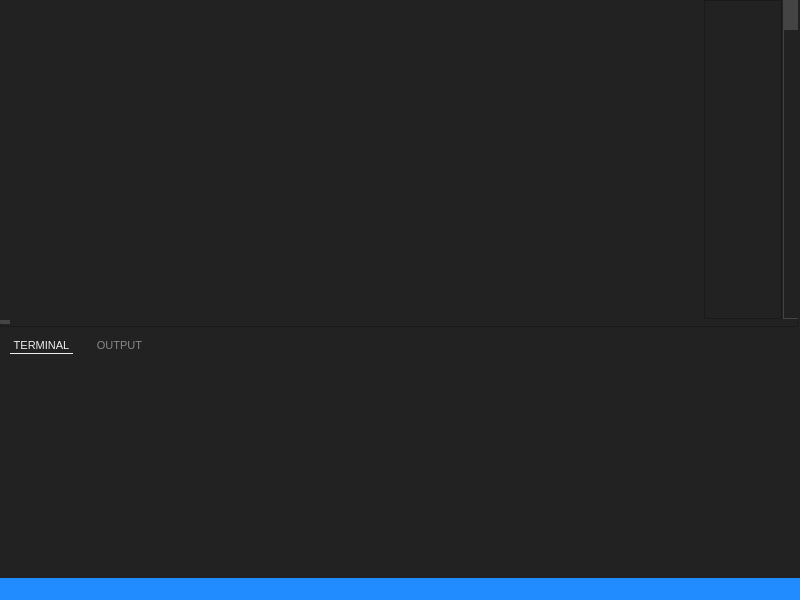
The window that mainwindow.ui (Peozh/VSCodeCloneQt) describes before a commit, drawn with Qt 5.
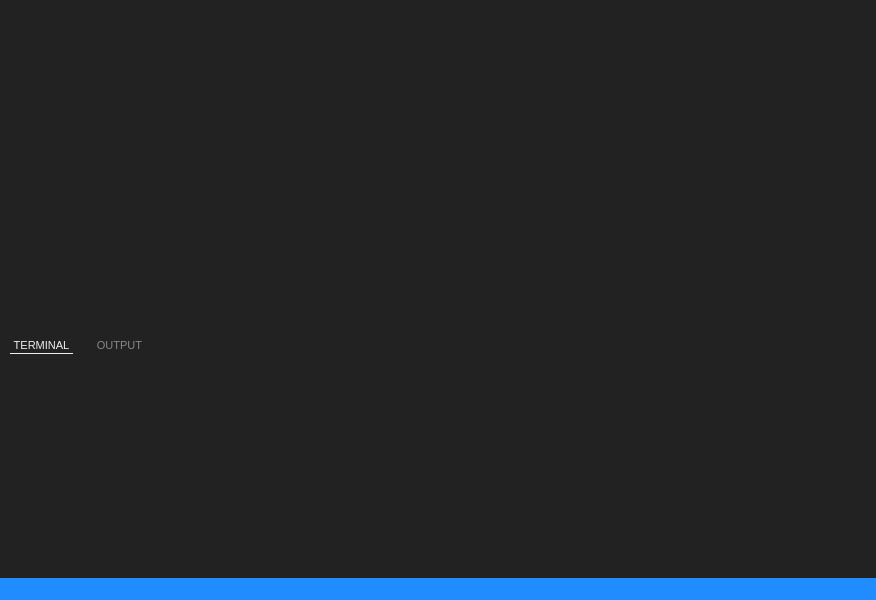
The same window after the commit. Custom widgets are drawn as their Qt base class.

Diff of the .ui file:
```diff
--- a/mainwindow.ui
+++ b/mainwindow.ui
@@ -6,10 +6,16 @@
    <rect>
     <x>0</x>
     <y>0</y>
-    <width>800</width>
+    <width>876</width>
     <height>600</height>
    </rect>
   </property>
+  <property name="sizePolicy">
+   <sizepolicy hsizetype="Preferred" vsizetype="Fixed">
+    <horstretch>0</horstretch>
+    <verstretch>0</verstretch>
+   </sizepolicy>
+  </property>
   <property name="minimumSize">
    <size>
     <width>1</width>
@@ -40,295 +46,27 @@
      <number>0</number>
     </property>
     <item>
-     <layout class="QVBoxLayout" name="verticalLayout" stretch="0,0">
+     <layout class="QVBoxLayout" name="verticalLayout" stretch="1,0">
       <property name="spacing">
        <number>0</number>
       </property>
       <property name="sizeConstraint">
-       <enum>QLayout::SetFixedSize</enum>
+       <enum>QLayout::SetDefaultConstraint</enum>
       </property>
       <item>
-       <widget class="QFrame" name="frameUpperText">
-        <property name="enabled">
-         <bool>true</bool>
+       <widget class="MyUpperTextPart" name="widgetUpperTextPart" native="true">
+        <property name="sizePolicy">
+         <sizepolicy hsizetype="Expanding" vsizetype="Expanding">
+          <horstretch>0</horstretch>
+          <verstretch>0</verstretch>
+         </sizepolicy>
         </property>
-        <property name="maximumSize">
+        <property name="minimumSize">
          <size>
-          <width>798</width>
-          <height>16777215</height>
+          <width>1</width>
+          <height>1</height>
          </size>
         </property>
-        <property name="styleSheet">
-         <string notr="true">QFrame {
-	padding: 0px; 
-	margin: 0px; 
-}</string>
-        </property>
-        <property name="frameShape">
-         <enum>QFrame::StyledPanel</enum>
-        </property>
-        <property name="frameShadow">
-         <enum>QFrame::Raised</enum>
-        </property>
-        <property name="lineWidth">
-         <number>0</number>
-        </property>
-        <widget class="QStackedWidget" name="stackedWidget">
-         <property name="geometry">
-          <rect>
-           <x>0</x>
-           <y>0</y>
-           <width>798</width>
-           <height>319</height>
-          </rect>
-         </property>
-         <property name="sizePolicy">
-          <sizepolicy hsizetype="Expanding" vsizetype="Expanding">
-           <horstretch>0</horstretch>
-           <verstretch>0</verstretch>
-          </sizepolicy>
-         </property>
-         <property name="minimumSize">
-          <size>
-           <width>1</width>
-           <height>1</height>
-          </size>
-         </property>
-         <property name="styleSheet">
-          <string notr="true"/>
-         </property>
-         <property name="lineWidth">
-          <number>0</number>
-         </property>
-         <property name="currentIndex">
-          <number>0</number>
-         </property>
-         <widget class="QWidget" name="page">
-          <property name="sizePolicy">
-           <sizepolicy hsizetype="Expanding" vsizetype="Expanding">
-            <horstretch>0</horstretch>
-            <verstretch>0</verstretch>
-           </sizepolicy>
-          </property>
-          <property name="minimumSize">
-           <size>
-            <width>0</width>
-            <height>0</height>
-           </size>
-          </property>
-          <layout class="QHBoxLayout" name="horizontalLayout_2" stretch="9,1,0">
-           <property name="spacing">
-            <number>0</number>
-           </property>
-           <property name="leftMargin">
-            <number>0</number>
-           </property>
-           <property name="topMargin">
-            <number>0</number>
-           </property>
-           <property name="rightMargin">
-            <number>0</number>
-           </property>
-           <property name="bottomMargin">
-            <number>0</number>
-           </property>
-           <item>
-            <widget class="MyTextEdit" name="textEdit">
-             <property name="minimumSize">
-              <size>
-               <width>0</width>
-               <height>0</height>
-              </size>
-             </property>
-             <property name="cursor" stdset="0">
-              <cursorShape>IBeamCursor</cursorShape>
-             </property>
-             <property name="styleSheet">
-              <string notr="true">QTextEdit {
-	border: none;
-	background-color: #222222; 
-	color: #eeeeee;
-	font-family: &quot;Consolas&quot;;
-}</string>
-             </property>
-             <property name="lineWrapMode">
-              <enum>QTextEdit::NoWrap</enum>
-             </property>
-            </widget>
-           </item>
-           <item>
-            <widget class="QFrame" name="frame">
-             <property name="frameShape">
-              <enum>QFrame::StyledPanel</enum>
-             </property>
-             <property name="frameShadow">
-              <enum>QFrame::Raised</enum>
-             </property>
-             <property name="lineWidth">
-              <number>0</number>
-             </property>
-             <layout class="QHBoxLayout" name="horizontalLayout_3">
-              <property name="spacing">
-               <number>0</number>
-              </property>
-              <property name="leftMargin">
-               <number>0</number>
-              </property>
-              <property name="topMargin">
-               <number>0</number>
-              </property>
-              <property name="rightMargin">
-               <number>0</number>
-              </property>
-              <property name="bottomMargin">
-               <number>0</number>
-              </property>
-              <item>
-               <widget class="MyMinimapWidget" name="minimap" native="true"/>
-              </item>
-             </layout>
-            </widget>
-           </item>
-           <item>
-            <widget class="QScrollBar" name="verticalScrollBar_2">
-             <property name="styleSheet">
-              <string notr="true">QScrollBar:vertical {
-	left: -10px;
-
-	border: 1px solid #444444;
-	border-right: 0px;
-	background-color: #222222;
-	width: 16px;
-	margin: 0;
-	border-radius: 0px;
-	padding-left: -1px;
-	margin-left: 1px;
-	padding-right: -1px;
-}
-QScrollBar::handle:vertical {
-	background-color: #444444;
-	min-height: 20px;
-}
-QScrollBar::handle:vertical:hover {
-	background-color: #666666;
-}
-QScrollBar::handle:vertical:pressed {
-	background-color: #888888;
-}
-
-/*reset arrows*/
-QScrollBar::up-arrow:vertical, QScrollBar::down-arrow:vertical {
-	background: none;
-}
-QScrollBar::add-page:vertical, QScrollBar::sub-page:vertical {
-	background: none;
-}
-
-/*ignore*/
-QScrollBar::sub-line:vertical {
-	border: none;
-	background-color: #ff0000;
-	height: 0px;
-	border-top-left-radius: 0px;
-	border-top-right-radius: 0px;
-	subcontrol-position: top;
-	subcontrol-origin: margin;
-}
-QScrollBar::sub-line:vertical:hover {
-}
-QScrollBar::sub-line:vertical:pressed {
-}
-QScrollBar::add-line:vertical {
-	border: none;
-	background-color: #ff0000;
-	height: 0px;
-	border-bottom-left-radius: 0px;
-	border-bottom-right-radius: 0px;
-	subcontrol-position: bottom;
-	subcontrol-origin: margin;
-}
-QScrollBar::add-line:vertical:hover {
-}
-QScrollBar::add-line:vertical:pressed {
-}</string>
-             </property>
-             <property name="orientation">
-              <enum>Qt::Vertical</enum>
-             </property>
-            </widget>
-           </item>
-          </layout>
-         </widget>
-         <widget class="QWidget" name="page_2">
-          <property name="sizePolicy">
-           <sizepolicy hsizetype="Preferred" vsizetype="Preferred">
-            <horstretch>0</horstretch>
-            <verstretch>0</verstretch>
-           </sizepolicy>
-          </property>
-         </widget>
-        </widget>
-        <widget class="MyLine" name="line">
-         <property name="geometry">
-          <rect>
-           <x>0</x>
-           <y>320</y>
-           <width>10</width>
-           <height>4</height>
-          </rect>
-         </property>
-         <property name="sizePolicy">
-          <sizepolicy hsizetype="Expanding" vsizetype="Fixed">
-           <horstretch>0</horstretch>
-           <verstretch>0</verstretch>
-          </sizepolicy>
-         </property>
-         <property name="minimumSize">
-          <size>
-           <width>0</width>
-           <height>4</height>
-          </size>
-         </property>
-         <property name="maximumSize">
-          <size>
-           <width>10</width>
-           <height>4</height>
-          </size>
-         </property>
-         <property name="cursor">
-          <cursorShape>SizeVerCursor</cursorShape>
-         </property>
-         <property name="mouseTracking">
-          <bool>true</bool>
-         </property>
-         <property name="styleSheet">
-          <string notr="true">QFrame {
-	margin-top: 0px;
-	margin-bottom: 0px;
-	border: 0px;
-	background-color: #444444;
-}
-
-QFrame::hover {
-	margin-top: 0px;
-	margin-bottom: 0px;
-	border: 0px;
-	background-color: rgb(41, 180, 255);
-}</string>
-         </property>
-         <property name="frameShape">
-          <enum>QFrame::StyledPanel</enum>
-         </property>
-         <property name="frameShadow">
-          <enum>QFrame::Plain</enum>
-         </property>
-         <property name="lineWidth">
-          <number>0</number>
-         </property>
-         <property name="midLineWidth">
-          <number>1</number>
-         </property>
-        </widget>
        </widget>
       </item>
       <item>
@@ -449,18 +187,7 @@
    <header>myplaintextedit.h</header>
   </customwidget>
   <customwidget>
-   <class>MyTextEdit</class>
-   <extends>QTextEdit</extends>
-   <header>mytextedit.h</header>
-  </customwidget>
-  <customwidget>
-   <class>MyLine</class>
-   <extends>QFrame</extends>
-   <header>myline.h</header>
-   <container>1</container>
-  </customwidget>
-  <customwidget>
-   <class>MyMinimapWidget</class>
+   <class>MyUpperTextPart</class>
    <extends>QWidget</extends>
    <header>myminimapwidget.h</header>
    <container>1</container>
```
Left out of the diff: 2 changed lines with no effect on the pictures.
